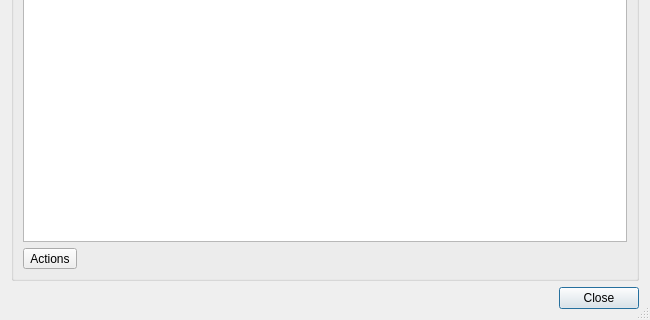
The window that Helpviewer/AdBlock/AdBlockDialog.ui (testmana2/test) describes before a commit, drawn with Qt 5; both pictures show x 0 to 650 and y 280 to 600 of the 650 by 600 pixel window.
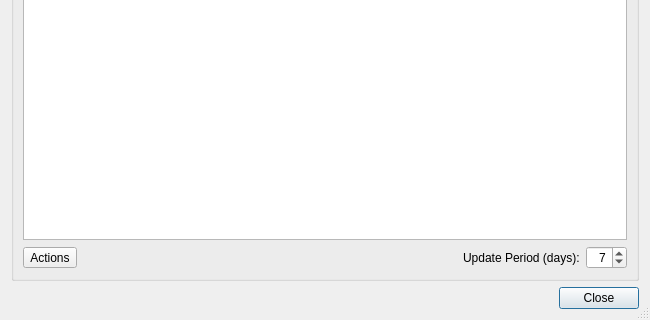
The same window after the commit. Custom widgets are drawn as their Qt base class.

Commit message: Made the AdBlock update period configurable between 1 and 14 days.

```diff
--- a/Helpviewer/AdBlock/AdBlockDialog.ui
+++ b/Helpviewer/AdBlock/AdBlockDialog.ui
@@ -124,6 +124,35 @@
           </property>
          </spacer>
         </item>
+        <item>
+         <widget class="QLabel" name="label">
+          <property name="text">
+           <string>Update Period (days):</string>
+          </property>
+         </widget>
+        </item>
+        <item>
+         <widget class="QSpinBox" name="updateSpinBox">
+          <property name="toolTip">
+           <string>Enter the update period (1 to 14 days)</string>
+          </property>
+          <property name="alignment">
+           <set>Qt::AlignRight|Qt::AlignTrailing|Qt::AlignVCenter</set>
+          </property>
+          <property name="suffix">
+           <string/>
+          </property>
+          <property name="minimum">
+           <number>1</number>
+          </property>
+          <property name="maximum">
+           <number>14</number>
+          </property>
+          <property name="value">
+           <number>7</number>
+          </property>
+         </widget>
+        </item>
        </layout>
       </item>
      </layout>
```
Left out of the diff: 3 changed lines with no effect on the pictures. The commit also changes 19 other files.
